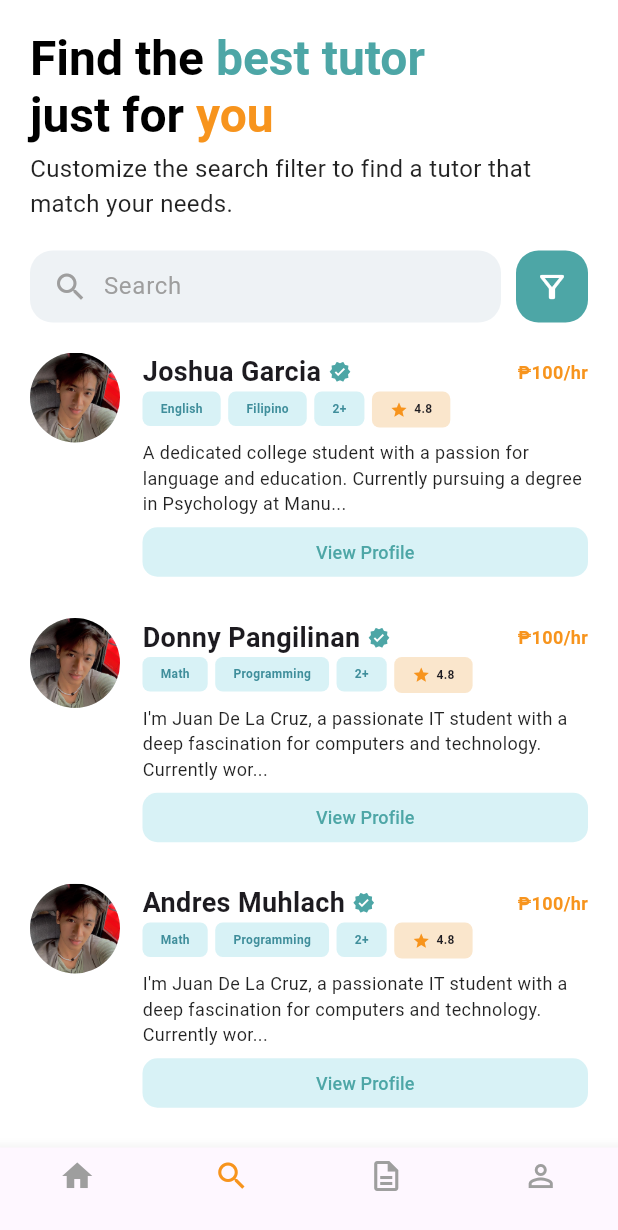
After one commit to johanncatalla/turo-finals, a Flutter app: the Search screen opened directly, on a phone screen of 412 x 824 dp. The commit adds this screen. Shown: the top 1230 px of the screen. Run offline on Flutter 3.47's test engine with Material 3 defaults, Android fonts, the phone set to English and light mode, and no system bars; our stand-ins replace flutter_dotenv, shared_preferences; accounts and stored records are empty.

Commit message:
initial search page

```diff
--- /dev/null
+++ b/lib/Screens/Students/search.dart
@@ -0,0 +1,373 @@
+import 'package:flutter/material.dart';
+
+class Search extends StatefulWidget {
+  const Search({super.key});
+
+  @override
+  State<Search> createState() => _SearchState();
+}
+
+class _SearchState extends State<Search> {
+  int selectedMode = 0;
+  final List<String> _searchMode = ['Tutor', 'Course', 'Module'];
+  final TextEditingController _searchController = TextEditingController();
+
+  // Dummy data for list of tutors
+  final List<Map<String, dynamic>> _tutors = [
+    {
+      'name': 'Joshua Garcia',
+      'image': 'assets/joshua.png',
+      'verified': true,
+      'price': '₱100/hr',
+      'tags': ['English', 'Filipino'],
+      'experience': '2+',
+      'rating': 4.8,
+      'bio': 'A dedicated college student with a passion for language and education. Currently pursuing a degree in Psychology at Manu...',
+    },
+    {
+      'name': 'Donny Pangilinan',
+      'image': 'assets/joshua.png',
+      'verified': true,
+      'price': '₱100/hr',
+      'tags': ['Math', 'Programming'],
+      'experience': '2+',
+      'rating': 4.8,
+      'bio': 'I\'m Juan De La Cruz, a passionate IT student with a deep fascination for computers and technology. Currently wor...',
+    },
+    {
+      'name': 'Andres Muhlach',
+      'image': 'assets/joshua.png',
+      'verified': true,
+      'price': '₱100/hr',
+      'tags': ['Math', 'Programming'],
+      'experience': '2+',
+      'rating': 4.8,
+      'bio': 'I\'m Juan De La Cruz, a passionate IT student with a deep fascination for computers and technology. Currently wor...',
+    },
+    {
+      'name': 'Brent Manalo',
+      'image': 'assets/joshua.png',
+      'verified': true,
+      'price': '₱100/hr',
+      'tags': ['English', 'Programming'],
+      'experience': '2+',
+      'rating': 4.8,
+      'bio': 'I\'m Juan De La Cruz, a multi-passionate CS student with a deep fascination for computers and technology. Currently wor...',
+    },
+  ];
+
+  // Dummy Data for Courses (can be added later)
+  // Dummy data for modules (can be added later)
+
+  @override
+  Widget build(BuildContext context) {
+    return Scaffold(
+      backgroundColor: Colors.white,
+      body: SafeArea(
+        child: Column(
+          crossAxisAlignment: CrossAxisAlignment.start,
+          children: [
+            const SizedBox(height: 20),
+            Padding(
+              padding: const EdgeInsets.symmetric(horizontal: 20),
+              child: RichText(
+                text: const TextSpan(
+                  text: 'Find the ',
+                  style: TextStyle(
+                    fontSize: 32,
+                    fontWeight: FontWeight.bold,
+                    color: Colors.black,
+                  ),
+                  children: [
+                    TextSpan(
+                      text: 'best tutor',
+                      style: TextStyle(
+                        color: Color(0xFF4DA6A6),
+                      ),
+                    ),
+                    TextSpan(text: '\njust for '),
+                    TextSpan(
+                      text: 'you',
+                      style: TextStyle(
+                        color: Color(0xFFF7941D),
+                      ),
+                    ),
+                  ],
+                ),
+              ),
+            ),
+            const SizedBox(height: 5),
+            const Padding(
+              padding: EdgeInsets.symmetric(horizontal: 20),
+              child: Text(
+                'Customize the search filter to find a tutor that match your needs.',
+                style: TextStyle(
+                  fontSize: 16,
+                  color: Colors.black87,
+                ),
+              ),
+            ),
+            const SizedBox(height: 20),
+            Padding(
+              padding: const EdgeInsets.symmetric(horizontal: 20),
+              child: Row(
+                children: [
+                  Expanded(
+                    child: Container(
+                      padding: const EdgeInsets.symmetric(horizontal: 15),
+                      decoration: BoxDecoration(
+                        color: const Color(0xFFEEF2F5),
+                        borderRadius: BorderRadius.circular(15),
+                      ),
+                      child: Row(
+                        children: [
+                          const Icon(Icons.search, color: Colors.grey),
+                          const SizedBox(width: 10),
+                          Expanded(
+                            child: TextField(
+                              controller: _searchController,
+                              decoration: const InputDecoration(
+                                hintText: 'Search',
+                                border: InputBorder.none,
+                                hintStyle: TextStyle(color: Colors.grey),
+                              ),
+                            ),
+                          ),
+                        ],
+                      ),
+                    ),
+                  ),
+                  const SizedBox(width: 10),
+                  Container(
+                    padding: const EdgeInsets.all(12),
+                    decoration: BoxDecoration(
+                      color: const Color(0xFF4DA6A6),
+                      borderRadius: BorderRadius.circular(15),
+                    ),
+                    child: const Icon(
+                      Icons.filter_alt_outlined,
+                      color: Colors.white,
+                    ),
+                  ),
+                ],
+              ),
+            ),
+            const SizedBox(height: 20),
+            Expanded(
+              child: ListView.builder(
+                padding: const EdgeInsets.symmetric(horizontal: 20),
+                itemCount: _tutors.length,
+                itemBuilder: (context, index) {
+                  final tutor = _tutors[index];
+                  return TutorCard(tutor: tutor);
+                },
+              ),
+            ),
+          ],
+        ),
+      ),
+      bottomNavigationBar: BottomNavigationBar(
+        type: BottomNavigationBarType.fixed,
+        selectedItemColor: const Color(0xFFF7941D),
+        unselectedItemColor: Colors.grey,
+        currentIndex: 1, // Search tab is selected
+        items: const [
+          BottomNavigationBarItem(
+            icon: Icon(Icons.home),
+            label: '',
+          ),
+          BottomNavigationBarItem(
+            icon: Icon(Icons.search),
+            label: '',
+          ),
+          BottomNavigationBarItem(
+            icon: Icon(Icons.description_outlined),
+            label: '',
+          ),
+          BottomNavigationBarItem(
+            icon: Icon(Icons.person_outline),
+            label: '',
+          ),
+        ],
+      ),
+    );
+  }
+}
+
+class TutorCard extends StatelessWidget {
+  final Map<String, dynamic> tutor;
+
+  const TutorCard({
+    super.key,
+    required this.tutor,
+  });
+
+  @override
+  Widget build(BuildContext context) {
+    return Container(
+      margin: const EdgeInsets.only(bottom: 20),
+      child: Column(
+        children: [
+          Row(
+            crossAxisAlignment: CrossAxisAlignment.start,
+            children: [
+              CircleAvatar(
+                radius: 30,
+                backgroundImage: AssetImage(tutor['image']),
+                backgroundColor: Colors.grey.shade300,
+                child: tutor['image'].startsWith('assets/')
+                    ? null
+                    : Icon(Icons.person, size: 30, color: Colors.grey.shade700),
+              ),
+              const SizedBox(width: 15),
+              Expanded(
+                child: Column(
+                  crossAxisAlignment: CrossAxisAlignment.start,
+                  children: [
+                    Row(
+                      mainAxisAlignment: MainAxisAlignment.spaceBetween,
+                      children: [
+                        Expanded(
+                          child: Row(
+                            children: [
+                              Text(
+                                tutor['name'],
+                                style: const TextStyle(
+                                  fontSize: 18,
+                                  fontWeight: FontWeight.bold,
+                                ),
+                                overflow: TextOverflow.ellipsis,
+                              ),
+                              const SizedBox(width: 5),
+                              if (tutor['verified'])
+                                const Icon(
+                                  Icons.verified,
+                                  color: Color(0xFF4DA6A6),
+                                  size: 15,
+                                ),
+                            ],
+                          ),
+                        ),
+                        Text(
+                          tutor['price'],
+                          style: const TextStyle(
+                            fontSize: 12,
+                            fontWeight: FontWeight.bold,
+                            color: Color(0xFFF7941D),
+                          ),
+                        ),
+                      ],
+                    ),
+                    Wrap(
+                      spacing: 5,
+                      runSpacing: 5,
+                      children: [
+                        ...List.generate(
+                          tutor['tags'].length,
+                              (i) => Container(
+                            padding: const EdgeInsets.symmetric(
+                              horizontal: 12,
+                              vertical: 6,
+                            ),
+                            decoration: BoxDecoration(
+                              color: const Color(0xFFD8F2F6),
+                              borderRadius: BorderRadius.circular(5),
+                            ),
+                            child: Text(
+                              tutor['tags'][i],
+                              style: const TextStyle(
+                                fontSize: 8,
+                                fontWeight: FontWeight.bold,
+                                color: Color(0xFF3F8E9B),
+                              ),
+                            ),
+                          ),
+                        ),
+                        Container(
+                          padding: const EdgeInsets.symmetric(
+                            horizontal: 12,
+                            vertical: 6,
+                          ),
+                          decoration: BoxDecoration(
+                            color: const Color(0xFFD8F2F6),
+                            borderRadius: BorderRadius.circular(5),
+                          ),
+                          child: Text(
+                            tutor['experience'],
+                            style: const TextStyle(
+                                fontSize: 8,
+                                fontWeight: FontWeight.bold,
+                                color: Color(0xFF3F8E9B)
+                            ),
+                          ),
+                        ),
+                        Container(
+                          padding: const EdgeInsets.symmetric(
+                            horizontal: 12,
+                            vertical: 6,
+                          ),
+                          decoration: BoxDecoration(
+                            color: const Color(0xFFFAE6CC),
+                            borderRadius: BorderRadius.circular(5),
+                          ),
+                          child: Row(
+                            mainAxisSize: MainAxisSize.min,
+                            children: [
+                              const Icon(
+                                Icons.star,
+                                color: Color(0xFFF7941D),
+                                size: 12,
+                              ),
+                              const SizedBox(width: 4),
+                              Text(
+                                tutor['rating'].toString(),
+                                style: const TextStyle(
+                                    fontSize: 8,
+                                    fontWeight: FontWeight.bold
+                                ),
+                              ),
+                            ],
+                          ),
+                        ),
+                      ],
+                    ),
+                    const SizedBox(height: 8),
+                    Text(
+                      tutor['bio'],
+                      style: const TextStyle(
+                        fontSize: 12,
+                        color: Colors.black87,
+                      ),
+                      maxLines: 3,
+                      overflow: TextOverflow.ellipsis,
+                    ),
+                    TextButton(
+                      style: TextButton.styleFrom(
+                        padding: const EdgeInsets.symmetric(vertical: 8),
+                        backgroundColor: const Color(0xFFD8F2F6),
+                        shape: RoundedRectangleBorder(
+                          borderRadius: BorderRadius.circular(10),
+                        ),
+                        minimumSize: const Size(double.infinity, 0),
+                      ),
+                      onPressed: () {},
+                      child: const Text(
+                        'View Profile',
+                        style: TextStyle(
+                          color: Color(0xFF4DA6A6),
+                          fontSize: 12,
+                          fontWeight: FontWeight.w500,
+                        ),
+                      ),
+                    ),
+                  ],
+                ),
+              ),
+            ],
+          ),
+
+        ],
+      ),
+    );
+  }
+}
--- a/lib/Screens/Students/student_homepage.dart
+++ b/lib/Screens/Students/student_homepage.dart
@@ -2,6 +2,7 @@ import 'package:flutter/material.dart';
 import 'package:provider/provider.dart';
 import 'package:turo/providers/auth_provider.dart';
 import 'package:turo/role_select.dart';
+import 'package:turo/Screens/Students/search.dart';
 
 class StudentHomepage extends StatefulWidget {
   const StudentHomepage({super.key});
@@ -543,7 +544,7 @@ class _StudentHomepageState extends State<StudentHomepage> {
           BoxShadow(
             color: Colors.black.withOpacity(0.2),
             blurRadius: 10,
-            spreadRadius: 1,
+            spreadRadius: 1
           ),
         ],
       ),
@@ -564,9 +565,8 @@ class _StudentHomepageState extends State<StudentHomepage> {
 
     return InkWell(
       onTap: () {
-        setState(() {
-          _selectedMenuIndex = index;
-        });
+        // Navigate based on the selected index
+        _navigateToSelectedPage(index);
       },
       child: Column(
         mainAxisAlignment: MainAxisAlignment.center,
@@ -590,4 +590,48 @@ class _StudentHomepageState extends State<StudentHomepage> {
       ),
     );
   }
+
+// Add this new method to handle navigation
+  void _navigateToSelectedPage(int index) {
+    // Only navigate if we're not already on that page
+    if (_selectedMenuIndex == index) {
+      return;
+    }
+    if (index == 0) {
+      // Just update state for Home, no navigation needed
+      setState(() {
+        _selectedMenuIndex = 0;
+      });
+    } else if (index == 1) {
+      // Navigate to Search page
+      Navigator.of(context).push(
+        MaterialPageRoute(builder: (context) => Search()),
+      ).then((_) {
+        // When returning from Search page, reset to Home
+        setState(() {
+          _selectedMenuIndex = 0;
+        });
+      });
+    } else if (index == 2) {
+      // Navigate to My Courses page
+      // For now, just show a snackbar that this feature is coming soon
+      ScaffoldMessenger.of(context).showSnackBar(
+        SnackBar(content: Text('My Courses coming soon!')),
+      );
+      // Reset to home tab
+      setState(() {
+        _selectedMenuIndex = 0;
+      });
+    } else if (index == 3) {
+      // Navigate to Profile page
+      // For now, just show a snackbar that this feature is coming soon
+      ScaffoldMessenger.of(context).showSnackBar(
+        SnackBar(content: Text('Profile coming soon!')),
+      );
+      // Reset to home tab
+      setState(() {
+        _selectedMenuIndex = 0;
+      });
+    }
+  }
 }
```
